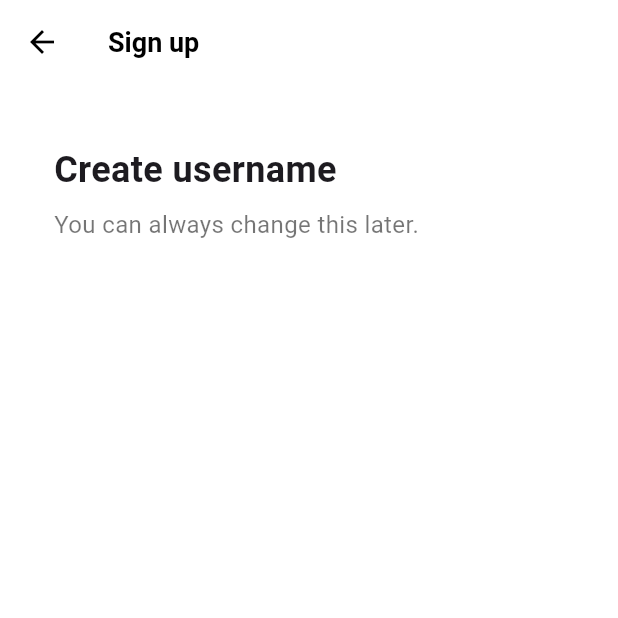
After one commit to dongmin7208/tiktok_flutter, a Flutter app: the screen it shows after launch, after a tap on "Use email & password", on a phone screen of 412 x 824 dp, the top half of it. The commit adds this screen. Run offline on Flutter 3.47's test engine with Material 3 defaults, Android fonts, the phone set to English and light mode, and no system bars; our stand-ins replace font_awesome_flutter.

Commit message:
ADD: Email screen

```diff
--- /dev/null
+++ b/lib/authentication/email_screen.dart
@@ -0,0 +1,44 @@
+import 'package:flutter/material.dart';
+import 'package:tiktok_flutter/constants/gaps.dart';
+import 'package:tiktok_flutter/constants/sizes.dart';
+
+class EmailScreen extends StatelessWidget {
+  const EmailScreen({super.key});
+
+  @override
+  Widget build(BuildContext context) {
+    return Scaffold(
+      appBar: AppBar(
+        title: const Text(
+          "Sign up",
+        ),
+      ),
+      body: const Padding(
+        padding: EdgeInsets.symmetric(
+          horizontal: Sizes.size36,
+        ),
+        child: Column(
+          crossAxisAlignment: CrossAxisAlignment.start,
+          children: [
+            Gaps.v40,
+            Text(
+              "Create username",
+              style: TextStyle(
+                fontSize: Sizes.size24,
+                fontWeight: FontWeight.w700,
+              ),
+            ),
+            Gaps.v8,
+            Text(
+              "You can always change this later.",
+              style: TextStyle(
+                fontSize: Sizes.size16,
+                color: Colors.black54,
+              ),
+            ),
+          ],
+        ),
+      ),
+    );
+  }
+}
--- a/lib/authentication/login_screen.dart
+++ b/lib/authentication/login_screen.dart
@@ -7,7 +7,7 @@
 class LoginScreen extends StatelessWidget {
   const LoginScreen({super.key});
 
-  void onSignUpTap(BuildContext context) {
+  void _onSignUpTap(BuildContext context) {
     Navigator.of(context).pop();
   }
 
@@ -53,7 +53,7 @@
         ),
       ),
       bottomNavigationBar: BottomAppBar(
-        color: Colors.grey.shade100,
+        color: Colors.grey.shade50,
         elevation: 2,
         child: Padding(
           padding: const EdgeInsets.symmetric(
@@ -70,7 +70,7 @@
               ),
               Gaps.h5,
               GestureDetector(
-                onTap: () => onSignUpTap(context),
+                onTap: () => _onSignUpTap(context),
                 child: Text(
                   "Sign up",
                   style: TextStyle(
--- a/lib/authentication/sign_up_screen.dart
+++ b/lib/authentication/sign_up_screen.dart
@@ -1,5 +1,6 @@
 import 'package:flutter/material.dart';
 import 'package:font_awesome_flutter/font_awesome_flutter.dart';
+import 'package:tiktok_flutter/authentication/email_screen.dart';
 import 'package:tiktok_flutter/authentication/login_screen.dart';
 import 'package:tiktok_flutter/authentication/widgets/auth_button.dart';
 import 'package:tiktok_flutter/constants/gaps.dart';
@@ -10,7 +11,7 @@
 class SignUpScreen extends StatelessWidget {
   const SignUpScreen({super.key});
 
-  void onLoginTap(BuildContext context) {
+  void _onLoginTap(BuildContext context) {
     Navigator.of(context).push(
       MaterialPageRoute(
         builder: (context) => const LoginScreen(),
@@ -18,19 +19,27 @@
     );
   }
 
+  void _onEmailTap(BuildContext context) {
+    Navigator.of(context).push(
+      MaterialPageRoute(
+        builder: (context) => const EmailScreen(),
+      ),
+    );
+  }
+
   @override
   Widget build(BuildContext context) {
     return Scaffold(
-      body: const SafeArea(
+      body: SafeArea(
         child: Padding(
-          padding: EdgeInsets.symmetric(
+          padding: const EdgeInsets.symmetric(
             horizontal: Sizes.size40,
           ),
           child: Column(
             mainAxisSize: MainAxisSize.min,
             children: [
               Gaps.v80,
-              Text(
+              const Text(
                 "Sign up for TikTok",
                 style: TextStyle(
                   fontSize: Sizes.size24,
@@ -38,7 +47,7 @@
                 ),
               ),
               Gaps.v20,
-              Text(
+              const Text(
                 "Create a profile, follow other accounts, make your own videos, and more.",
                 style: TextStyle(
                   fontSize: Sizes.size16,
@@ -47,12 +56,15 @@
                 textAlign: TextAlign.center,
               ),
               Gaps.v40,
-              AuthButton(
-                icon: FaIcon(FontAwesomeIcons.user),
-                text: "Use email & password",
+              GestureDetector(
+                onTap: () => _onEmailTap(context),
+                child: const AuthButton(
+                  icon: FaIcon(FontAwesomeIcons.user),
+                  text: "Use email & password",
+                ),
               ),
               Gaps.v16,
-              AuthButton(
+              const AuthButton(
                 icon: FaIcon(FontAwesomeIcons.apple),
                 text: "Continue with Apple",
               ),
@@ -61,7 +73,7 @@
         ),
       ),
       bottomNavigationBar: BottomAppBar(
-        color: Colors.grey.shade100,
+        color: Colors.grey.shade50,
         elevation: 2,
         child: Padding(
           padding: const EdgeInsets.symmetric(
@@ -78,7 +90,7 @@
               ),
               Gaps.h5,
               GestureDetector(
-                onTap: () => onLoginTap(context),
+                onTap: () => _onLoginTap(context),
                 child: Text(
                   'Log in',
                   style: TextStyle(
--- a/lib/main.dart
+++ b/lib/main.dart
@@ -1,5 +1,6 @@
 import 'package:flutter/material.dart';
 import 'package:tiktok_flutter/authentication/sign_up_screen.dart';
+import 'package:tiktok_flutter/constants/sizes.dart';
 
 void main() {
   runApp(const TikTokApp());
@@ -11,9 +12,20 @@
   @override
   Widget build(BuildContext context) {
     return MaterialApp(
-      title: 'TikTok Clone',
+      title: 'TikTok Flutter',
       theme: ThemeData(
+        scaffoldBackgroundColor: Colors.white,
         primaryColor: const Color(0xFFE9435A),
+        appBarTheme: const AppBarTheme(
+          foregroundColor: Colors.black,
+          backgroundColor: Colors.white,
+          elevation: 0,
+          titleTextStyle: TextStyle(
+            color: Colors.black,
+            fontSize: Sizes.size16 + Sizes.size2,
+            fontWeight: FontWeight.w600,
+          ),
+        ),
       ),
       home: const SignUpScreen(),
     );
```
